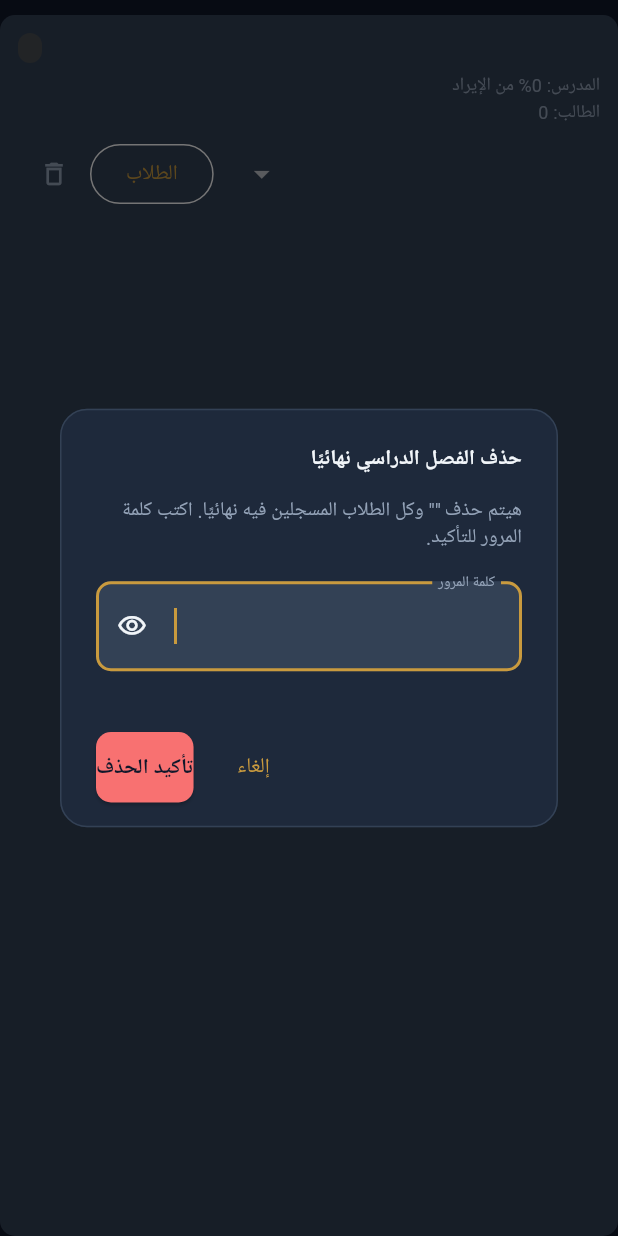
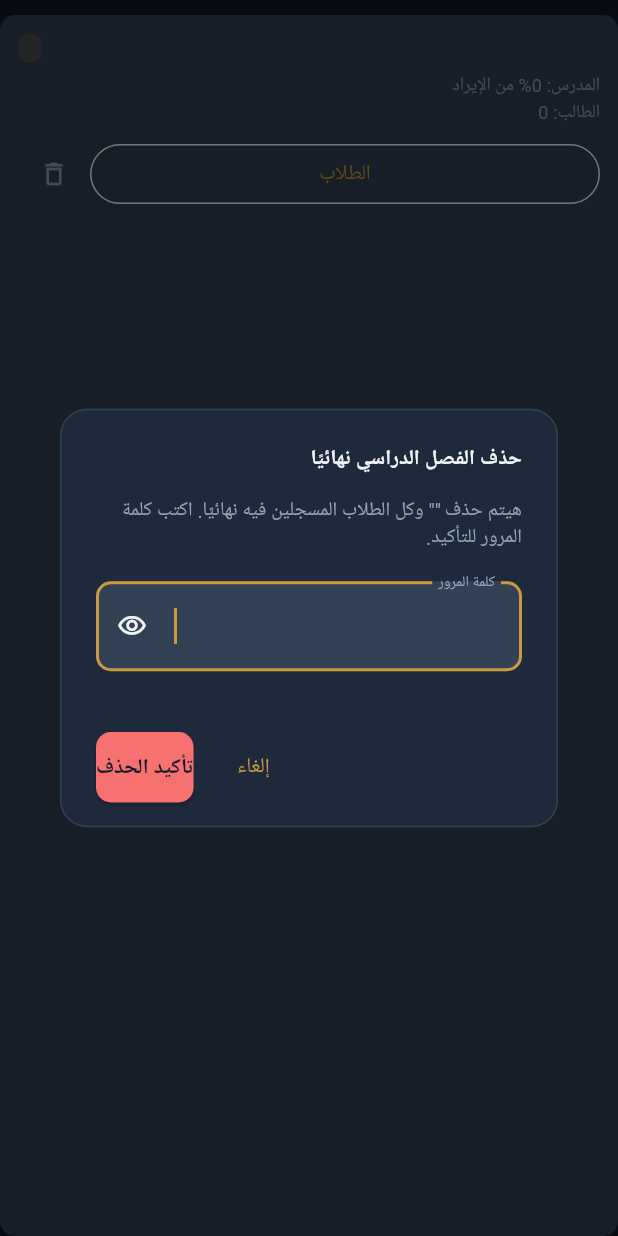
Before and after one commit to STUDYHUBAcademy/studyhub-app-web, a Flutter app: the _CourseTermCard widget shown alone on an empty page, opened directly with empty values, after a tap on the "delete outline" icon, on a phone screen of 412 x 824 dp. Run offline on Flutter 3.47's test engine with Material 3 defaults, Android fonts, the phone set to English and light mode, and no system bars; our stand-ins replace fl_chart, flutter_dotenv, flutter_local_notifications, flutter_riverpod, flutter_timezone, go_router and 6 more; missing offline and left inert: extension_google_sign_in_as_googleapis_auth, google_sign_in_web, googleapis; accounts and stored records are empty; Roboto replaces fonts that are missing (Tajawal).

Commit message:
Cancelling an enrollment now fully reverses its money, and drop the unused course-term status dropdown
Cancellation previously only excluded the unpaid remainder from
revenue/commission/tutor cost, leaving already-collected cash still
counted — per explicit product decision, cancelling now zeroes the
enrollment out everywhere (treated as a refund). Also removed the
course-term status selector in the term card: courseTerm.status was
written but never read anywhere else in the app.

```diff
--- a/lib/features/courses/presentation/screens/course_detail_screen.dart
+++ b/lib/features/courses/presentation/screens/course_detail_screen.dart
@@ -737,17 +737,17 @@ class _CourseSummaryCard extends ConsumerWidget {
     final allEnrollments = termEnrollments.values.expand((e) => e).toList();
     final studentsCount = allEnrollments.map((e) => e.studentId).toSet().length;
 
-    // A cancelled enrollment only counts what was actually paid before the
-    // cancellation — not the full amount they were originally contracted for.
-    // Any write-off (discount / gateway fee) always reduces what's owed.
+    // A cancelled enrollment counts for nothing — any money already
+    // collected on it is treated as refunded once the enrollment is
+    // cancelled, so it drops out of revenue/tutor cost entirely.
     final paidByEnrollment = <String, double>{
       for (final e in allEnrollments)
         e.id: (ref.watch(enrollmentPaymentsProvider(e.id)).valueOrNull ?? [])
             .fold<double>(0, (sum, p) => sum + p.amount),
     };
     double contractedAmount(Enrollment e) {
-      if (e.status != 'cancelled') return e.effectiveAmount;
-      return paidByEnrollment[e.id] ?? 0;
+      if (e.status == 'cancelled') return 0;
+      return e.effectiveAmount;
     }
 
     // Cash actually collected — revenue and revshare cost both key off this,
@@ -1278,13 +1278,6 @@ class _DemoRow extends ConsumerWidget {
 const _termPricingLabels = {
   'flat': 'مبلغ مقطوع',
   'revshare': 'نسبة من الإيراد',
-};
-const _termStatusOptions = {
-  'planning': 'تخطيط',
-  'marketing': 'تسويق',
-  'active': 'نشط',
-  'completed': 'مكتمل',
-  'cancelled': 'ملغي',
 };
 
 class _CourseTermsSection extends ConsumerWidget {
@@ -1825,31 +1818,10 @@ class _CourseTermCard extends ConsumerWidget {
           Row(
             children: [
               Expanded(
-                child: DropdownButtonFormField<String>(
-                  initialValue: courseTerm.status,
-                  isDense: true,
-                  decoration: const InputDecoration(isDense: true),
-                  items: _termStatusOptions.entries
-                      .map(
-                        (e) => DropdownMenuItem(
-                          value: e.key,
-                          child: Text(e.value),
-                        ),
-                      )
-                      .toList(),
-                  onChanged: (v) {
-                    if (v != null) {
-                      ref
-                          .read(coursesRepositoryProvider)
-                          .updateCourseTermStatus(courseTerm.id, v);
-                    }
-                  },
-                ),
-              ),
-              const SizedBox(width: 8),
-              OutlinedButton(
-                onPressed: () => _showEnrollments(context, ref, courseTerm),
-                child: const Text('الطلاب'),
+                child: OutlinedButton(
+                  onPressed: () => _showEnrollments(context, ref, courseTerm),
+                  child: const Text('الطلاب'),
+                ),
               ),
               IconButton(
                 icon: const Icon(
@@ -2543,7 +2515,7 @@ class _EnrollmentsSheet extends ConsumerWidget {
                                       : 'إلغاء اشتراك $studentName',
                                   message: cancelled
                                       ? 'هيتم اعتبار $studentName مشترك تاني في الكورس. اكتب كلمة المرور للتأكيد.'
-                                      : 'هيتم اعتبار $studentName منسحب من الكورس — المبلغ المتبقي مش هيتحسب ضمن الإيرادات. اكتب كلمة المرور للتأكيد.',
+                                      : 'هيتم اعتبار $studentName منسحب من الكورس، وأي مبلغ اتحصل منه هيتشال خالص من الإيرادات وصافي الربح (زي لو استرجعله). اكتب كلمة المرور للتأكيد.',
                                 );
                                 if (!confirmed) return;
                                 await ref
```
Also changed, not shown: lib/features/dashboard/presentation/screens/dashboard_screen.dart (+5 -5 lines).
